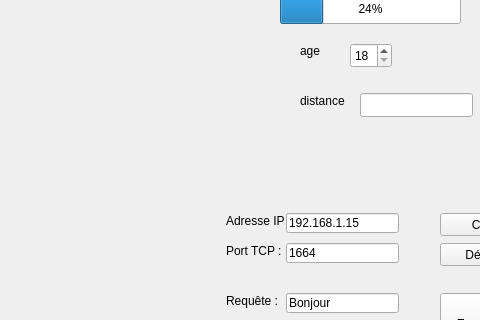
Before: the Qt Designer form mainwindow.ui in RazeSorcererKing/telemetrie-marathon, drawn with Qt 5; both pictures show x 540 to 1020 and y 214 to 534 of the 1151 by 714 pixel window.
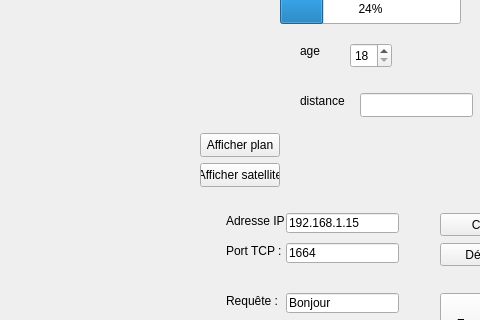
After: the same form once the commit is applied. Icons and pictures are not drawn.

```diff
--- a/mainwindow.ui
+++ b/mainwindow.ui
@@ -303,7 +303,7 @@
    <widget class="QLabel" name="label_carte">
     <property name="geometry">
      <rect>
-      <x>10</x>
+      <x>0</x>
       <y>0</y>
       <width>701</width>
       <height>638</height>
@@ -345,6 +345,48 @@
      <string>distance</string>
     </property>
    </widget>
+   <widget class="QPushButton" name="pushButton_plan">
+    <property name="geometry">
+     <rect>
+      <x>740</x>
+      <y>330</y>
+      <width>80</width>
+      <height>24</height>
+     </rect>
+    </property>
+    <property name="text">
+     <string>Afficher plan</string>
+    </property>
+   </widget>
+   <widget class="QPushButton" name="pushButton_satellite">
+    <property name="geometry">
+     <rect>
+      <x>740</x>
+      <y>360</y>
+      <width>80</width>
+      <height>24</height>
+     </rect>
+    </property>
+    <property name="text">
+     <string>Afficher satellite</string>
+    </property>
+   </widget>
+   <widget class="QLabel" name="label_photo_vide">
+    <property name="geometry">
+     <rect>
+      <x>0</x>
+      <y>0</y>
+      <width>694</width>
+      <height>638</height>
+     </rect>
+    </property>
+    <property name="text">
+     <string/>
+    </property>
+    <property name="pixmap">
+     <pixmap resource="carte_la_rochelle.qrc">:/photo_vide.png</pixmap>
+    </property>
+   </widget>
   </widget>
   <widget class="QMenuBar" name="menuBar">
    <property name="geometry">
```
Left out of the diff: 3 changed lines with no effect on the pictures.
